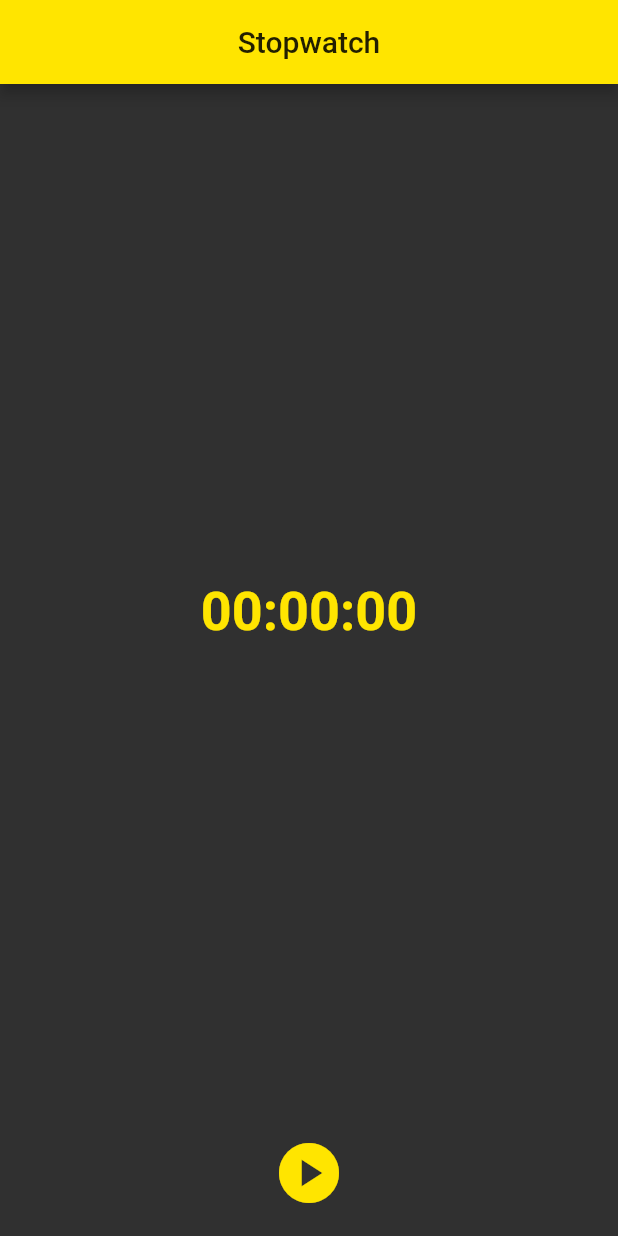
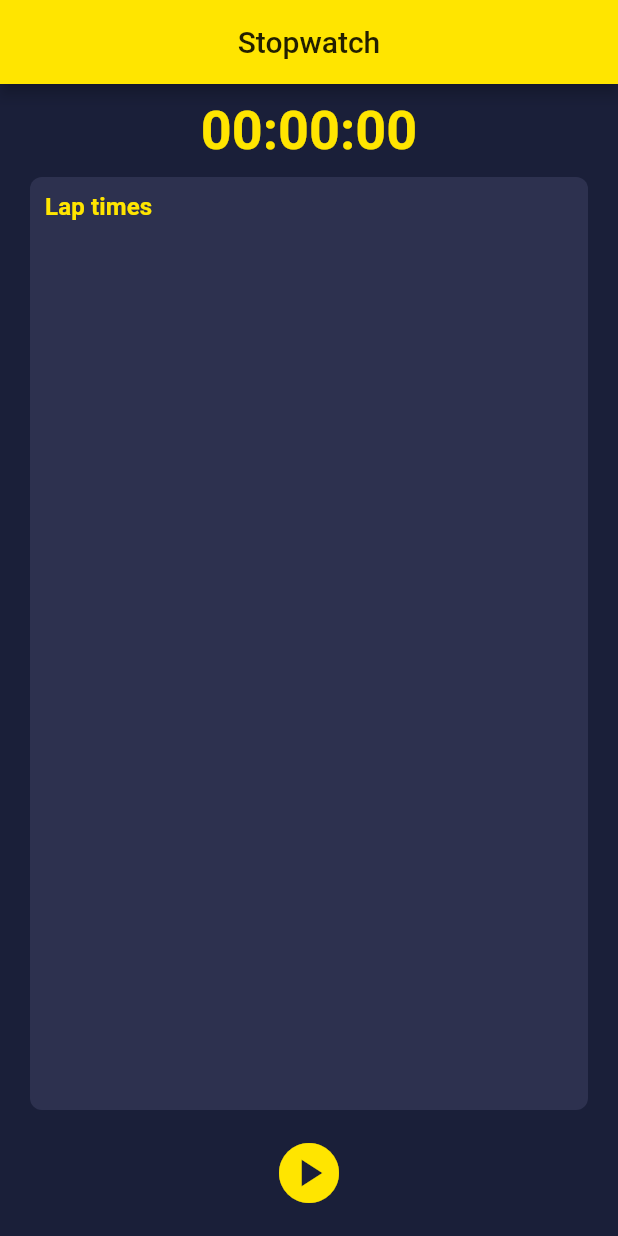
Before and after one commit to cbonello/stopwatch, a Flutter app: the screen it shows after launch, on a phone screen of 412 x 824 dp. Run offline on Flutter 3.47's test engine with Material 2 defaults, Android fonts, the phone set to English and light mode, and no system bars; our stand-ins replace bloc, equatable, flutter_bloc, universal_platform; missing offline and left inert: desktop_window.

```diff
--- a/lib/src/stopwatch/blocs/blocs.dart
+++ b/lib/src/stopwatch/blocs/blocs.dart
@@ -1 +1,2 @@
+export 'laps/laps_cubit.dart';
 export 'stopwatch/stopwatch_cubit.dart';
--- /dev/null
+++ b/lib/src/stopwatch/blocs/laps/laps_state.dart
@@ -0,0 +1,11 @@
+part of 'laps_cubit.dart';
+
+@immutable
+class LapsState extends Equatable {
+  const LapsState(this.laps);
+
+  final List<LapModel> laps;
+
+  @override
+  List<Object?> get props => <Object?>[laps];
+}
--- /dev/null
+++ b/lib/src/stopwatch/models/lap.dart
@@ -0,0 +1,44 @@
+import 'dart:convert';
+
+class LapModel {
+  LapModel({
+    required this.lapNumber,
+    required this.hours,
+    required this.minutes,
+    required this.seconds,
+  });
+
+  final int lapNumber;
+  final int hours;
+  final int minutes;
+  final int seconds;
+
+  Map<String, dynamic> toMap() {
+    return {
+      'lapNumber': lapNumber,
+      'hours': hours,
+      'minutes': minutes,
+      'seconds': seconds,
+    };
+  }
+
+  factory LapModel.fromMap(Map<String, dynamic> map) {
+    return LapModel(
+      lapNumber: map['lapNumber'],
+      hours: map['hours'],
+      minutes: map['minutes'],
+      seconds: map['seconds'],
+    );
+  }
+
+  String toJson() => json.encode(toMap());
+
+  factory LapModel.fromJson(String source) =>
+      LapModel.fromMap(json.decode(source));
+
+  @override
+  String toString() =>
+      '${_format(hours)}:${_format(minutes)}:${_format(seconds)}';
+
+  String _format(int value) => value.toString().padLeft(2, '0');
+}
--- /dev/null
+++ b/lib/src/stopwatch/models/models.dart
@@ -0,0 +1 @@
+export 'lap.dart';
--- a/lib/src/stopwatch/stopwatch.dart
+++ b/lib/src/stopwatch/stopwatch.dart
@@ -1,2 +1,3 @@
 export 'blocs/blocs.dart';
+export 'models/models.dart';
 export 'view/view.dart';
--- a/lib/src/stopwatch/view/view.dart
+++ b/lib/src/stopwatch/view/view.dart
@@ -1,6 +1,7 @@
 import 'package:flutter/material.dart';
 import 'package:flutter_bloc/flutter_bloc.dart';
 
+import '../../theme.dart';
 import '../stopwatch.dart';
 
 class StopwatchPage extends StatelessWidget {
@@ -8,8 +9,15 @@ class StopwatchPage extends StatelessWidget {
 
   @override
   Widget build(BuildContext context) {
-    return BlocProvider<StopwatchCubit>(
-      create: (BuildContext context) => StopwatchCubit(),
+    return MultiBlocProvider(
+      providers: <BlocProvider<dynamic>>[
+        BlocProvider<StopwatchCubit>(
+          create: (BuildContext context) => StopwatchCubit(),
+        ),
+        BlocProvider<LapsCubit>(
+          create: (BuildContext context) => LapsCubit(),
+        ),
+      ],
       child: const StopwatchView(),
     );
   }
@@ -34,7 +42,8 @@ class _StopwatchViewState extends State<StopwatchView> {
           padding: const EdgeInsets.all(10.0),
           child: Column(
             children: const <Widget>[
-              Expanded(child: _TimeDisplay()),
+              _TimeDisplay(),
+              Expanded(child: _LapsDisplay()),
               _ActionBar(),
             ],
           ),
@@ -65,6 +74,91 @@ class _TimeDisplay extends StatelessWidget {
   }
 }
 
+class _LapsDisplay extends StatefulWidget {
+  const _LapsDisplay({Key? key}) : super(key: key);
+
+  @override
+  __LapsDisplayState createState() => __LapsDisplayState();
+}
+
+class __LapsDisplayState extends State<_LapsDisplay> {
+  late ScrollController _scrollController;
+
+  @override
+  void initState() {
+    _scrollController = ScrollController();
+    super.initState();
+  }
+
+  @override
+  void dispose() {
+    _scrollController.dispose();
+    super.dispose();
+  }
+
+  // See https://stackoverflow.com/a/63044178/12120177
+  void _onAfterBuild(BuildContext context) {
+    _scrollController.animateTo(
+      _scrollController.position.maxScrollExtent,
+      duration: const Duration(milliseconds: 1),
+      curve: Curves.ease,
+    );
+  }
+
+  @override
+  Widget build(BuildContext context) {
+    return BlocBuilder<LapsCubit, LapsState>(
+      builder: (BuildContext context, LapsState state) {
+        // Jump to end of list when a new item is added so that it is visible.
+        WidgetsBinding.instance?.addPostFrameCallback(
+          (_) => _onAfterBuild(context),
+        );
+
+        return Padding(
+          padding: const EdgeInsets.all(10.0),
+          child: ClipRRect(
+            borderRadius: BorderRadius.circular(8.0),
+            child: Container(
+              color: StopwatchTheme.lightPurple,
+              padding: const EdgeInsets.all(10.0),
+              child: Column(
+                crossAxisAlignment: CrossAxisAlignment.start,
+                children: <Widget>[
+                  Text(
+                    'Lap times',
+                    style: Theme.of(context).textTheme.subtitle2,
+                  ),
+                  Expanded(
+                    child: ListView.builder(
+                      controller: _scrollController,
+                      shrinkWrap: true,
+                      itemCount: state.laps.length,
+                      itemBuilder: (BuildContext context, int index) {
+                        return ListTile(
+                          key: const Key('StopwatchView_LapsDisplay'),
+                          dense: true,
+                          leading: Text(
+                            '${state.laps[index].lapNumber}',
+                            style: Theme.of(context).textTheme.subtitle2,
+                          ),
+                          title: Text(
+                            state.laps[index].toString(),
+                            style: Theme.of(context).textTheme.bodyText2,
+                          ),
+                        );
+                      },
+                    ),
+                  ),
+                ],
+              ),
+            ),
+          ),
+        );
+      },
+    );
+  }
+}
+
 class _ActionBar extends StatefulWidget {
   const _ActionBar({Key? key}) : super(key: key);
 
@@ -89,6 +183,8 @@ class __ActionBarState extends State<_ActionBar> {
             iconSize: 48.0,
             tooltip: 'Start stopwatch',
             onPressed: () {
+              // Clear laps and start the stopwatch.
+              context.read<LapsCubit>().clear();
               context.read<StopwatchCubit>().start();
               setState(() => isRunning = true);
             },
@@ -106,6 +202,23 @@ class __ActionBarState extends State<_ActionBar> {
               context.read<StopwatchCubit>().stop();
             },
           ),
+        if (isRunning)
+          ElevatedButton.icon(
+            key: const Key('StopwatchView_LapButton'),
+            icon: const Icon(Icons.timer),
+            label: const Text(
+              'LAP',
+              style: TextStyle(color: Colors.black),
+            ),
+            onPressed: () {
+              final StopwatchState state = context.read<StopwatchCubit>().state;
+              context.read<LapsCubit>().add(
+                    state.hours,
+                    state.minutes,
+                    state.seconds,
+                  );
+            },
+          ),
       ],
     );
   }
--- a/lib/src/theme.dart
+++ b/lib/src/theme.dart
@@ -1,22 +1,40 @@
 import 'package:flutter/material.dart';
 
-const Color _yellow = Color(0xFFFFE500);
+class StopwatchTheme {
+  static const Color darkPurple = Color(0xFF1A1F39);
+  static const Color lightPurple = Color(0xFF2D314F);
+  static const Color yellow = Color(0xFFFFE500);
 
-class StopwatchTheme {
   static ThemeData theme() {
     return ThemeData(
       brightness: Brightness.dark,
-      primaryColor: _yellow,
+      primaryColor: yellow,
+      elevatedButtonTheme: ElevatedButtonThemeData(
+        style: ButtonStyle(
+          backgroundColor: MaterialStateProperty.resolveWith<Color>(
+            (Set<MaterialState> states) => yellow,
+          ),
+          foregroundColor: MaterialStateProperty.resolveWith<Color>(
+            (Set<MaterialState> states) => Colors.black,
+          ),
+        ),
+      ),
+      scaffoldBackgroundColor: darkPurple,
       iconTheme: const IconThemeData(
-        color: _yellow,
+        color: yellow,
       ),
       textTheme: const TextTheme(
         headline6: TextStyle(
           fontSize: 36.0,
           fontWeight: FontWeight.bold,
-          color: _yellow,
+          color: yellow,
         ),
-        bodyText2: TextStyle(fontSize: 14.0),
+        subtitle2: TextStyle(
+          fontSize: 16.0,
+          fontWeight: FontWeight.bold,
+          color: yellow,
+        ),
+        bodyText2: TextStyle(fontSize: 16.0, color: Colors.white),
       ),
     );
   }
--- a/pubspec.yaml
+++ b/pubspec.yaml
@@ -1,6 +1,6 @@
 name: stopwatch
 description: A simple stopwatch for a fitness app.
-version: 1.1.0
+version: 1.2.0
 author: Christophe Bonello
 homepage: https://github.com/cbonello/
 repository: https://github.com/cbonello/stopwatch
```
Also changed, not shown: lib/src/stopwatch/blocs/laps/laps_cubit.dart (added, +34 -0 lines), 2 other files.
